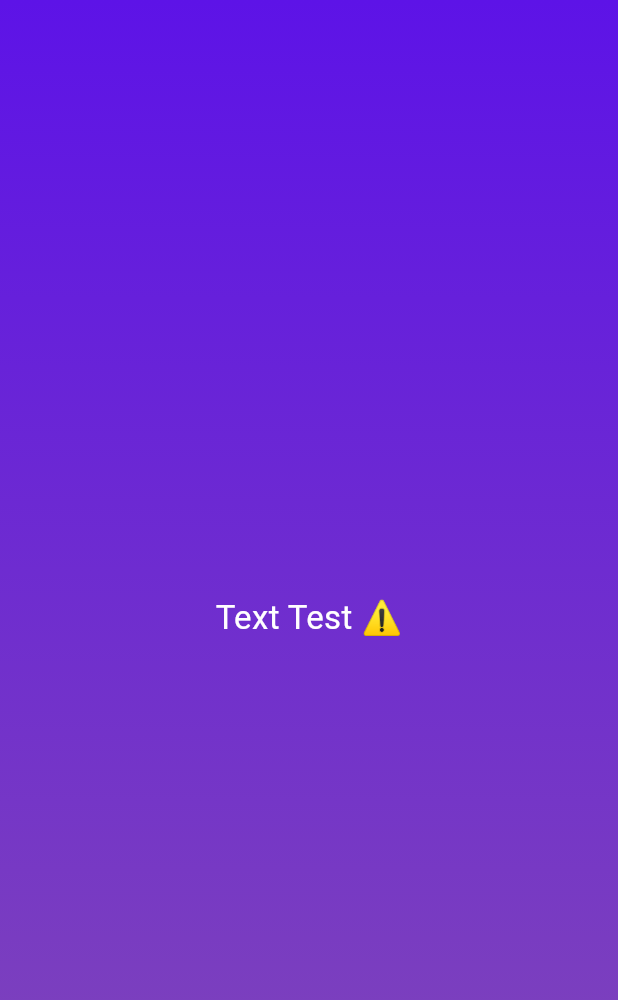
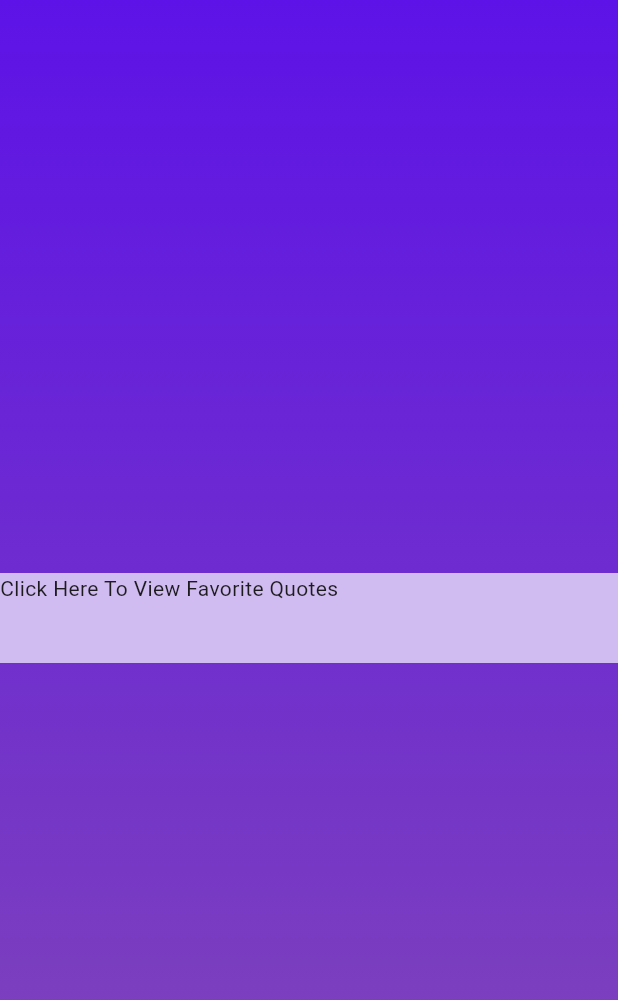
Before and after one commit to RehamIssa/quotes_generator_app, a Flutter app: the screen it shows after launch, on a phone screen of 412 x 824 dp. Shown: the top 1000 px of the screen. Run offline on Flutter 3.47's test engine with Material 3 defaults, Android fonts, the phone set to English and light mode, and no system bars; our stand-ins replace google_fonts.

Commit message:
creating the custom background widget

```diff
--- /dev/null
+++ b/lib/features/home/presentation/views/home_view.dart
@@ -0,0 +1,32 @@
+import 'package:flutter/material.dart';
+import 'package:quotes_generator_app/features/home/presentation/views/widgets/custom_background.dart';
+
+class HomeView extends StatelessWidget {
+  const HomeView({super.key});
+
+  @override
+  Widget build(BuildContext context) {
+    return SafeArea(
+      child: Scaffold(body: CustomBackground(bodyWidget: HomeViewBody())),
+    );
+  }
+}
+
+class HomeViewBody extends StatelessWidget {
+  const HomeViewBody({super.key});
+
+  @override
+  Widget build(BuildContext context) {
+    return Column(
+      mainAxisAlignment: MainAxisAlignment.center,
+      children: [
+        Container(
+          height: 60,
+          width: double.infinity,
+          color: Color(0xffD0BCF0),
+          child: Text('Click Here To View Favorite Quotes'),
+        ),
+      ],
+    );
+  }
+}
--- /dev/null
+++ b/lib/features/home/presentation/views/widgets/custom_background.dart
@@ -0,0 +1,19 @@
+import 'package:flutter/material.dart';
+
+class CustomBackground extends StatelessWidget {
+  const CustomBackground({super.key, required this.bodyWidget});
+  final Widget bodyWidget;
+  @override
+  Widget build(BuildContext context) {
+    return Container(
+      decoration: BoxDecoration(
+        gradient: LinearGradient(
+          begin: Alignment.topCenter,
+          end: Alignment.bottomCenter,
+          colors: [Color(0xff5D13E7), Color(0xff8249B5)],
+        ),
+      ),
+      child: bodyWidget,
+    );
+  }
+}
--- a/lib/main.dart
+++ b/lib/main.dart
@@ -1,5 +1,6 @@
 import 'package:flutter/material.dart';
 import 'package:google_fonts/google_fonts.dart';
+import 'package:quotes_generator_app/features/home/presentation/views/home_view.dart';
 
 void main() {
   runApp(const QuotesGeneratorApp());
@@ -23,35 +24,3 @@ class QuotesGeneratorApp extends StatelessWidget {
     );
   }
 }
-
-class HomeView extends StatelessWidget {
-  const HomeView({super.key});
-
-  @override
-  Widget build(BuildContext context) {
-    return SafeArea(
-      child: Scaffold(
-        body: Container(
-          decoration: BoxDecoration(
-            gradient: LinearGradient(
-              begin: Alignment.topCenter,
-              end: Alignment.bottomCenter,
-              colors: [Color(0xff5D13E7), Color(0xff8249B5)],
-            ),
-          ),
-          child: Column(
-            mainAxisAlignment: MainAxisAlignment.center,
-            children: [
-              Center(
-                child: Text(
-                  'Text Test ⚠️',
-                  style: TextStyle(color: Colors.white, fontSize: 22),
-                ),
-              ),
-            ],
-          ),
-        ),
-      ),
-    );
-  }
-}
```
